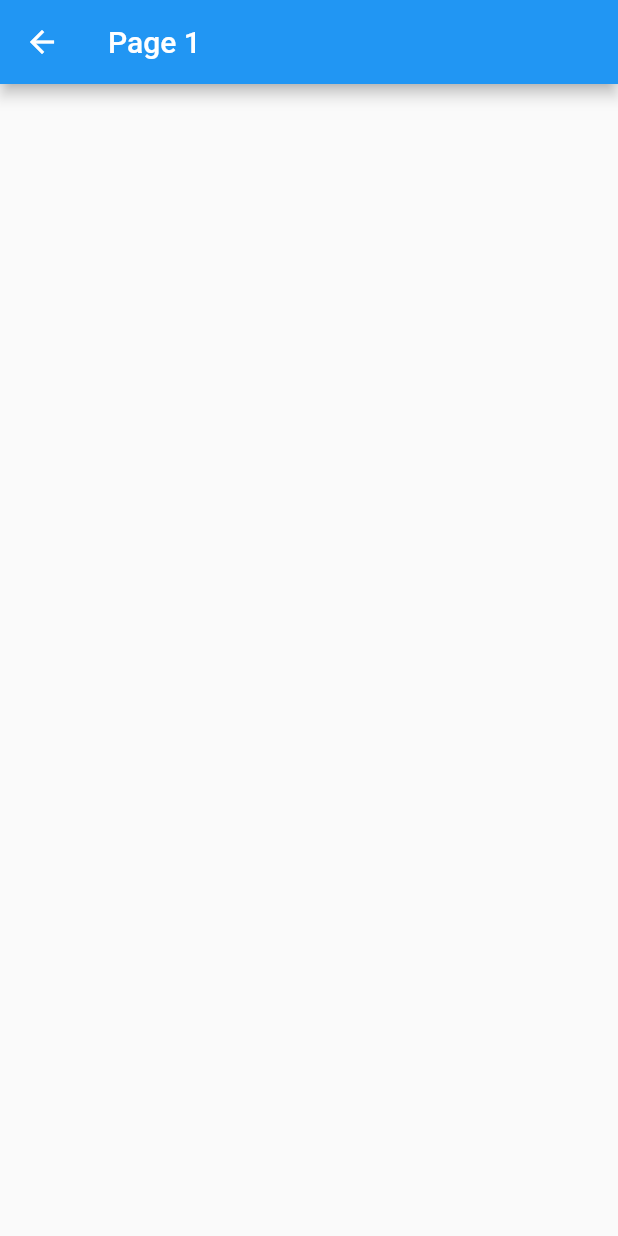
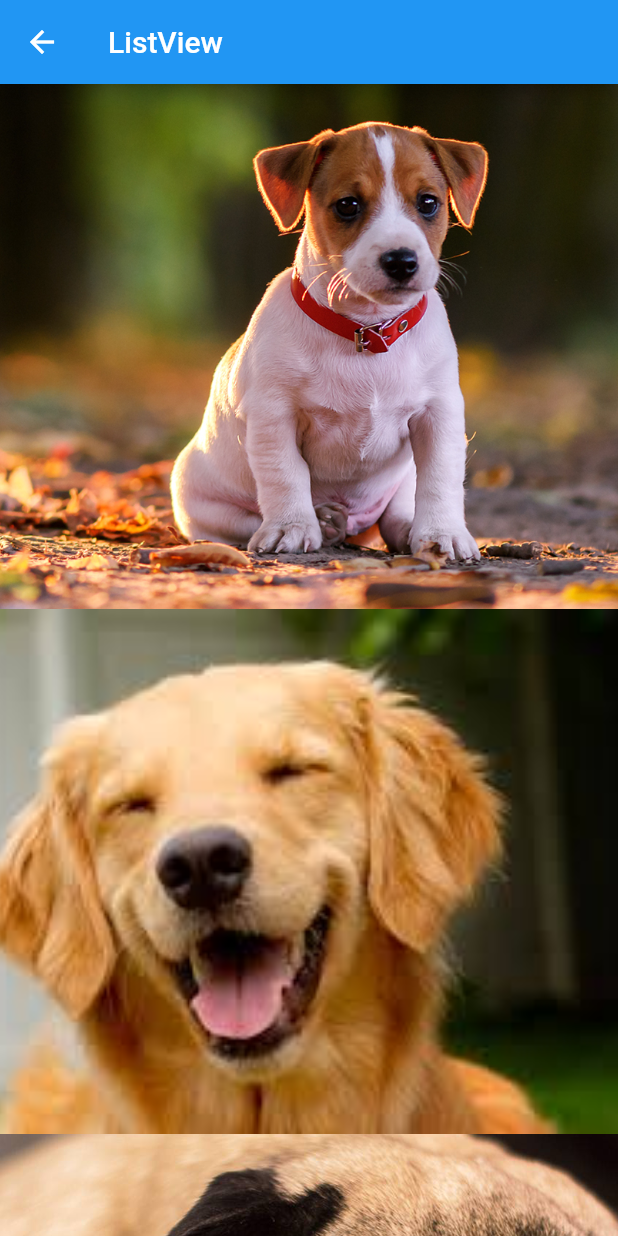
Before and after one commit to MatheusAngelicio/DogApp, a Flutter app: the screen it shows after launch, after a tap on "ListView", on a phone screen of 412 x 824 dp. Run offline on Flutter 3.47's test engine with Material 2 defaults, Android fonts, the phone set to English and light mode, and no system bars.

Commit message:
add listView

```diff
--- /dev/null
+++ b/lib/pages/hello_listview.dart
@@ -0,0 +1,35 @@
+import 'package:flutter/material.dart';
+
+class HelloListView extends StatelessWidget {
+  const HelloListView({Key? key}) : super(key: key);
+
+  @override
+  Widget build(BuildContext context) {
+    return Scaffold(
+      appBar: AppBar(
+        title: Text("ListView"),
+      ),
+      body: _body(),
+    );
+  }
+
+  _body() {
+    return ListView(
+      itemExtent: 350,
+      children: <Widget>[
+        _img("assets/images/dog1.png"),
+        _img("assets/images/dog2.png"),
+        _img("assets/images/dog3.png"),
+        _img("assets/images/dog4.png"),
+        _img("assets/images/dog5.png")
+      ],
+    );
+  }
+
+  _img(String img) {
+    return Image.asset(
+      img,
+      fit: BoxFit.cover,
+    );
+  }
+}
--- a/lib/pages/hello_page3.dart
+++ b/lib/pages/hello_page3.dart
@@ -1,6 +1,5 @@
 import 'package:flutter/material.dart';
 
-import '../widgetssssss/blue_button.dart';
 
 class HelloPage3 extends StatelessWidget {
   const HelloPage3({super.key});
--- a/lib/pages/home_page.dart
+++ b/lib/pages/home_page.dart
@@ -1,9 +1,9 @@
+import 'package:dogapp/pages/hello_listview.dart';
 import 'package:dogapp/pages/hello_page2.dart';
 import 'package:dogapp/pages/hello_page3.dart';
 import 'package:dogapp/utils/nav.dart';
 import 'package:flutter/material.dart';
 
-import '../widgetssssss/blue_button.dart';
 import 'hello_page1.dart';
 
 class HomePage extends StatelessWidget {
@@ -53,7 +53,7 @@ class HomePage extends StatelessWidget {
         Row(
           mainAxisAlignment: MainAxisAlignment.spaceEvenly,
           children: <Widget>[
-            ElevatedButton(onPressed: () { _onClickNavigator(context, HelloPage1());},child: Text("ListView")),
+            ElevatedButton(onPressed: () { _onClickNavigator(context, HelloListView());},child: Text("ListView")),
             ElevatedButton(onPressed: () { _onClickNavigator(context, HelloPage2());},child: Text("Page 2")),
             ElevatedButton(onPressed: () { _onClickNavigator(context, HelloPage3());},child: Text("Page 3")),
           ],
```
